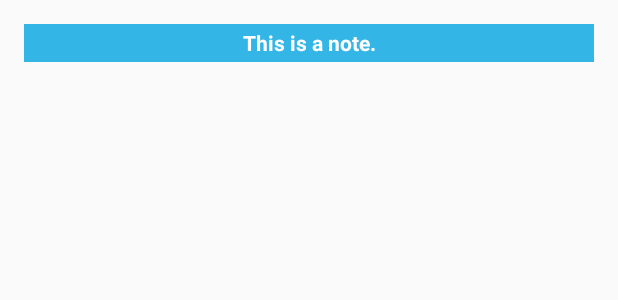
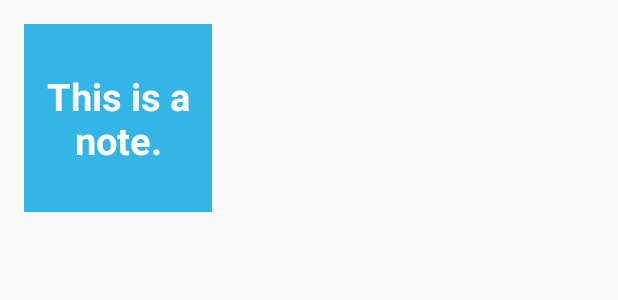
Before and after one commit to AmitAgarwalChas/NotesApp, an Android app: the layout item_rv.xml on its own in the app's theme, with its tools: preview values and no code run, on a phone screen of 412 x 824 dp. Shown: the top 300 px of the screen. Run offline under Robolectric (Android 15) with nearby library versions, the phone set to English and light mode, and no system bars.

Commit message:
debugged and ui changes

```diff
--- a/app/src/main/java/com/example/notesapp/NoteRoomDatabase.java
+++ b/app/src/main/java/com/example/notesapp/NoteRoomDatabase.java
@@ -39,11 +39,6 @@ public abstract class NoteRoomDatabase extends RoomDatabase {
         @Override
         public void onOpen(@NonNull SupportSQLiteDatabase db) {
             super.onOpen(db);
-            databaseWriteExecutor.execute( () -> {
-                NoteDAO dao = INSTANCE.noteDAO();
-                dao.deleteAll();
-
-            });
         }
     };
 }
--- a/app/src/main/res/layout/item_rv.xml
+++ b/app/src/main/res/layout/item_rv.xml
@@ -7,12 +7,13 @@
 
     <TextView
         android:id="@+id/note_item"
-        android:layout_width="match_parent"
-        android:layout_height="25dp"
+        android:layout_width="125dp"
+        android:layout_height="125dp"
         android:layout_margin="16dp"
         android:text="This is a note."
         android:gravity="center"
         android:textStyle="bold"
+        android:textSize="25sp"
         android:textColor="#FFFFFF"
         android:background="@android:color/holo_blue_light"
         app:layout_constraintBottom_toBottomOf="parent"
```
Also changed, not shown: app/src/main/res/layout/activity_main.xml (+3 -5 lines).
